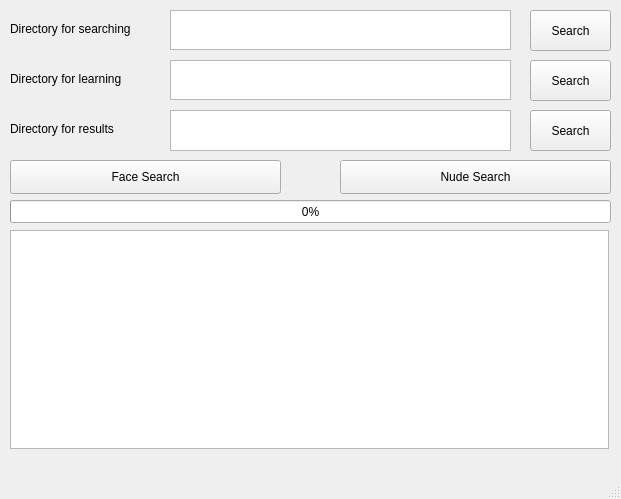
First picture: the form in Views/PAnalizerView.ui, repository AaronSoria/PAnalizer, before the edit.
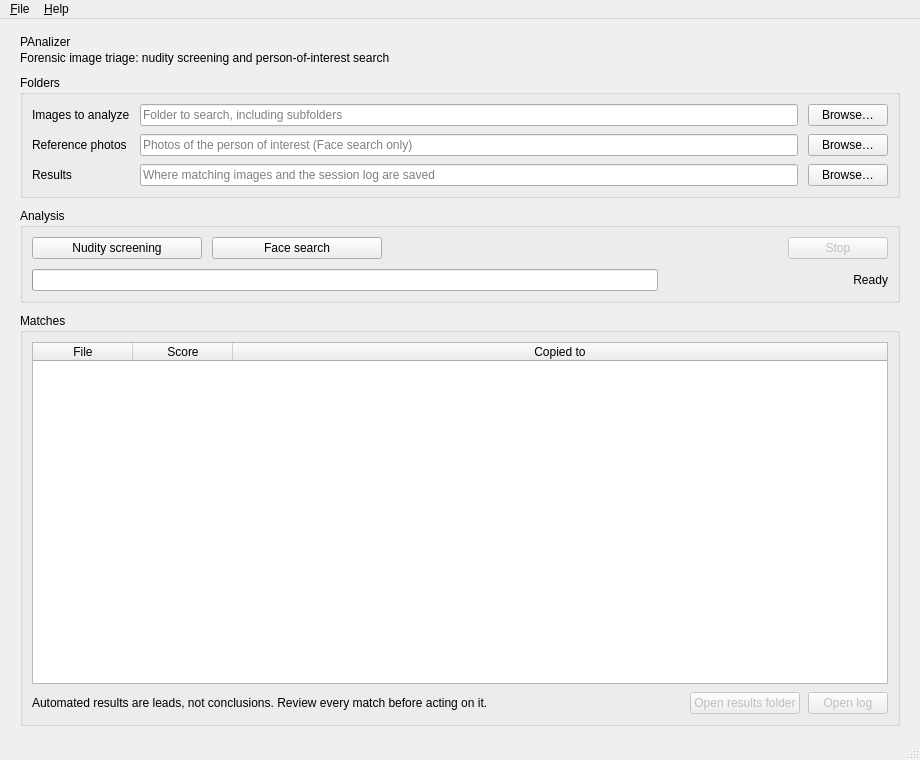
Second picture: the form after the edit.

Commit message: Redesign the main window

Patch:
```diff
--- a/Views/PAnalizerView.ui
+++ b/Views/PAnalizerView.ui
@@ -6,182 +6,375 @@
    <rect>
     <x>0</x>
     <y>0</y>
-    <width>621</width>
-    <height>499</height>
+    <width>920</width>
+    <height>760</height>
    </rect>
   </property>
+  <property name="minimumSize">
+   <size>
+    <width>720</width>
+    <height>560</height>
+   </size>
+  </property>
   <property name="windowTitle">
    <string>MainWindow</string>
   </property>
   <widget class="QWidget" name="centralwidget">
-   <widget class="QWidget" name="gridLayoutWidget">
-    <property name="geometry">
-     <rect>
-      <x>0</x>
-      <y>0</y>
-      <width>2</width>
-      <height>2</height>
-     </rect>
+   <layout class="QVBoxLayout" name="mainLayout" stretch="0,0,0,1">
+    <property name="spacing">
+     <number>10</number>
     </property>
-    <layout class="QGridLayout" name="gridLayout"/>
-   </widget>
-   <widget class="QPlainTextEdit" name="DirectorySearch">
-    <property name="geometry">
-     <rect>
-      <x>170</x>
-      <y>10</y>
-      <width>341</width>
-      <height>40</height>
-     </rect>
+    <property name="leftMargin">
+     <number>20</number>
     </property>
-   </widget>
-   <widget class="QPlainTextEdit" name="DirectoryLearn">
-    <property name="geometry">
-     <rect>
-      <x>170</x>
-      <y>60</y>
-      <width>341</width>
-      <height>40</height>
-     </rect>
+    <property name="topMargin">
+     <number>16</number>
     </property>
-   </widget>
-   <widget class="QPushButton" name="SearchDirectoryButton">
-    <property name="geometry">
-     <rect>
-      <x>530</x>
-      <y>10</y>
-      <width>81</width>
-      <height>41</height>
-     </rect>
+    <property name="rightMargin">
+     <number>20</number>
     </property>
-    <property name="text">
-     <string>Search</string>
+    <property name="bottomMargin">
+     <number>12</number>
     </property>
-   </widget>
-   <widget class="QPushButton" name="SearchLearnButton">
-    <property name="geometry">
-     <rect>
-      <x>530</x>
-      <y>60</y>
-      <width>81</width>
-      <height>41</height>
-     </rect>
+    <item>
+     <layout class="QVBoxLayout" name="headerLayout">
+      <property name="spacing">
+       <number>2</number>
+      </property>
+      <item>
+       <widget class="QLabel" name="titleLabel">
+        <property name="text">
+         <string>PAnalizer</string>
+        </property>
+       </widget>
+      </item>
+      <item>
+       <widget class="QLabel" name="subtitleLabel">
+        <property name="text">
+         <string>Forensic image triage: nudity screening and person-of-interest search</string>
+        </property>
+       </widget>
+      </item>
+     </layout>
+    </item>
+    <item>
+     <widget class="QGroupBox" name="foldersGroup">
+      <property name="title">
+       <string>Folders</string>
+      </property>
+      <layout class="QGridLayout" name="foldersLayout">
+       <property name="horizontalSpacing">
+        <number>10</number>
+       </property>
+       <property name="verticalSpacing">
+        <number>8</number>
+       </property>
+       <item row="0" column="0">
+        <widget class="QLabel" name="searchLabel">
+         <property name="text">
+          <string>Images to analyze</string>
+         </property>
+         <property name="buddy">
+          <cstring>DirectorySearch</cstring>
+         </property>
+        </widget>
+       </item>
+       <item row="0" column="1">
+        <widget class="QLineEdit" name="DirectorySearch">
+         <property name="placeholderText">
+          <string>Folder to search, including subfolders</string>
+         </property>
+        </widget>
+       </item>
+       <item row="0" column="2">
+        <widget class="QPushButton" name="SearchDirectoryButton">
+         <property name="text">
+          <string>Browse…</string>
+         </property>
+        </widget>
+       </item>
+       <item row="1" column="0">
+        <widget class="QLabel" name="learnLabel">
+         <property name="text">
+          <string>Reference photos</string>
+         </property>
+         <property name="buddy">
+          <cstring>DirectoryLearn</cstring>
+         </property>
+        </widget>
+       </item>
+       <item row="1" column="1">
+        <widget class="QLineEdit" name="DirectoryLearn">
+         <property name="placeholderText">
+          <string>Photos of the person of interest (Face search only)</string>
+         </property>
+        </widget>
+       </item>
+       <item row="1" column="2">
+        <widget class="QPushButton" name="SearchLearnButton">
+         <property name="text">
+          <string>Browse…</string>
+         </property>
+        </widget>
+       </item>
+       <item row="2" column="0">
+        <widget class="QLabel" name="resultLabel">
+         <property name="text">
+          <string>Results</string>
+         </property>
+         <property name="buddy">
+          <cstring>DirectoryResult</cstring>
+         </property>
+        </widget>
+       </item>
+       <item row="2" column="1">
+        <widget class="QLineEdit" name="DirectoryResult">
+         <property name="placeholderText">
+          <string>Where matching images and the session log are saved</string>
+         </property>
+        </widget>
+       </item>
+       <item row="2" column="2">
+        <widget class="QPushButton" name="SearchResultButton">
+         <property name="text">
+          <string>Browse…</string>
+         </property>
+        </widget>
+       </item>
+      </layout>
+     </widget>
+    </item>
+    <item>
+     <widget class="QGroupBox" name="analysisGroup">
+      <property name="title">
+       <string>Analysis</string>
+      </property>
+      <layout class="QVBoxLayout" name="analysisLayout">
+       <property name="spacing">
+        <number>10</number>
+       </property>
+       <item>
+        <layout class="QHBoxLayout" name="actionsLayout">
+         <property name="spacing">
+          <number>10</number>
+         </property>
+         <item>
+          <widget class="QPushButton" name="NudeSearchButton">
+           <property name="sizePolicy">
+            <sizepolicy hsizetype="Fixed" vsizetype="Fixed">
+             <horstretch>0</horstretch>
+             <verstretch>0</verstretch>
+            </sizepolicy>
+           </property>
+           <property name="minimumSize">
+            <size>
+             <width>170</width>
+             <height>0</height>
+            </size>
+           </property>
+           <property name="text">
+            <string>Nudity screening</string>
+           </property>
+          </widget>
+         </item>
+         <item>
+          <widget class="QPushButton" name="FaceSearchButton">
+           <property name="sizePolicy">
+            <sizepolicy hsizetype="Fixed" vsizetype="Fixed">
+             <horstretch>0</horstretch>
+             <verstretch>0</verstretch>
+            </sizepolicy>
+           </property>
+           <property name="minimumSize">
+            <size>
+             <width>170</width>
+             <height>0</height>
+            </size>
+           </property>
+           <property name="text">
+            <string>Face search</string>
+           </property>
+          </widget>
+         </item>
+         <item>
+          <spacer name="actionsSpacer">
+           <property name="orientation">
+            <enum>Qt::Horizontal</enum>
+           </property>
+           <property name="sizeHint" stdset="0">
+            <size>
+             <width>40</width>
+             <height>20</height>
+            </size>
+           </property>
+          </spacer>
+         </item>
+         <item>
+          <widget class="QPushButton" name="StopButton">
+           <property name="sizePolicy">
+            <sizepolicy hsizetype="Fixed" vsizetype="Fixed">
+             <horstretch>0</horstretch>
+             <verstretch>0</verstretch>
+            </sizepolicy>
+           </property>
+           <property name="minimumSize">
+            <size>
+             <width>100</width>
+             <height>0</height>
+            </size>
+           </property>
+           <property name="enabled">
+            <bool>false</bool>
+           </property>
+           <property name="text">
+            <string>Stop</string>
+           </property>
+          </widget>
+         </item>
+        </layout>
+       </item>
+       <item>
+        <layout class="QHBoxLayout" name="progressLayout">
+         <property name="spacing">
+          <number>10</number>
+         </property>
+         <item>
+          <widget class="QProgressBar" name="progressBar">
+           <property name="value">
+            <number>0</number>
+           </property>
+           <property name="textVisible">
+            <bool>false</bool>
+           </property>
+          </widget>
+         </item>
+         <item>
+          <widget class="QLabel" name="progressLabel">
+           <property name="minimumSize">
+            <size>
+             <width>220</width>
+             <height>0</height>
+            </size>
+           </property>
+           <property name="text">
+            <string>Ready</string>
+           </property>
+           <property name="alignment">
+            <set>Qt::AlignRight|Qt::AlignVCenter</set>
+           </property>
+          </widget>
+         </item>
+        </layout>
+       </item>
+      </layout>
+     </widget>
+    </item>
+    <item>
+     <widget class="QGroupBox" name="resultsGroup">
+      <property name="title">
+       <string>Matches</string>
+      </property>
+      <layout class="QVBoxLayout" name="resultsLayout">
+       <property name="spacing">
+        <number>8</number>
+       </property>
+       <item>
+        <widget class="QTableWidget" name="ResultsTable">
+         <property name="editTriggers">
+          <set>QAbstractItemView::NoEditTriggers</set>
+         </property>
+         <property name="alternatingRowColors">
+          <bool>true</bool>
+         </property>
+         <property name="selectionBehavior">
+          <enum>QAbstractItemView::SelectRows</enum>
+         </property>
+         <property name="showGrid">
+          <bool>false</bool>
+         </property>
+         <property name="wordWrap">
+          <bool>false</bool>
+         </property>
+         <attribute name="verticalHeaderVisible">
+          <bool>false</bool>
+         </attribute>
+         <attribute name="horizontalHeaderStretchLastSection">
+          <bool>true</bool>
+         </attribute>
+         <column>
+          <property name="text">
+           <string>File</string>
+          </property>
+         </column>
+         <column>
+          <property name="text">
+           <string>Score</string>
+          </property>
+         </column>
+         <column>
+          <property name="text">
+           <string>Copied to</string>
+          </property>
+         </column>
+        </widget>
+       </item>
+       <item>
+        <layout class="QHBoxLayout" name="resultsButtonsLayout" stretch="1,0,0">
+         <item>
+          <widget class="QLabel" name="noticeLabel">
+           <property name="text">
+            <string>Automated results are leads, not conclusions. Review every match before acting on it.</string>
+           </property>
+           <property name="wordWrap">
+            <bool>true</bool>
+           </property>
+          </widget>
+         </item>
+         <item>
+          <widget class="QPushButton" name="OpenResultsButton">
+           <property name="enabled">
+            <bool>false</bool>
+           </property>
+           <property name="text">
+            <string>Open results folder</string>
+           </property>
+          </widget>
+         </item>
+         <item>
+          <widget class="QPushButton" name="OpenLogButton">
+           <property name="enabled">
+            <bool>false</bool>
+           </property>
+           <property name="text">
+            <string>Open log</string>
+           </property>
+          </widget>
+         </item>
+        </layout>
+       </item>
+      </layout>
+     </widget>
+    </item>
+   </layout>
+  </widget>
+  <widget class="QMenuBar" name="menubar">
+   <widget class="QMenu" name="menuFile">
+    <property name="title">
+     <string>&amp;File</string>
     </property>
-    <property name="text">
-     <string>Search</string>
-    </property>
+    <addaction name="actionOpenResults"/>
+    <addaction name="actionOpenLog"/>
+    <addaction name="separator"/>
+    <addaction name="actionQuit"/>
    </widget>
-   <widget class="QPushButton" name="FaceSearchButton">
-    <property name="geometry">
-     <rect>
-      <x>10</x>
-      <y>160</y>
-      <width>271</width>
-      <height>34</height>
-     </rect>
+   <widget class="QMenu" name="menuHelp">
+    <property name="title">
+     <string>&amp;Help</string>
     </property>
-    <property name="text">
-     <string>Face Search</string>
-    </property>
+    <addaction name="actionAbout"/>
    </widget>
-   <widget class="QProgressBar" name="progressBar">
-    <property name="geometry">
-     <rect>
-      <x>10</x>
-      <y>200</y>
-      <width>601</width>
-      <height>23</height>
-     </rect>
-    </property>
-    <property name="value">
-     <number>0</number>
-    </property>
-   </widget>
-   <widget class="QLabel" name="label">
-    <property name="geometry">
-     <rect>
-      <x>10</x>
-      <y>20</y>
-      <width>151</width>
-      <height>18</height>
-     </rect>
-    </property>
-    <property name="text">
-     <string>Directory for searching</string>
-    </property>
-   </widget>
-   <widget class="QLabel" name="label_2">
-    <property name="geometry">
-     <rect>
-      <x>10</x>
-      <y>70</y>
-      <width>151</width>
-      <height>18</height>
-     </rect>
-    </property>
-    <property name="text">
-     <string>Directory for learning</string>
-    </property>
-   </widget>
-   <widget class="QPushButton" name="NudeSearchButton">
-    <property name="geometry">
-     <rect>
-      <x>340</x>
-      <y>160</y>
-      <width>271</width>
-      <height>34</height>
-     </rect>
-    </property>
-    <property name="text">
-     <string>Nude Search</string>
-    </property>
-   </widget>
-   <widget class="QLabel" name="label_3">
-    <property name="geometry">
-     <rect>
-      <x>10</x>
-      <y>120</y>
-      <width>161</width>
-      <height>18</height>
-     </rect>
-    </property>
-    <property name="text">
-     <string>Directory for results</string>
-    </property>
-   </widget>
-   <widget class="QTextEdit" name="DirectoryResult">
-    <property name="geometry">
-     <rect>
-      <x>170</x>
-      <y>110</y>
-      <width>341</width>
-      <height>41</height>
-     </rect>
-    </property>
-   </widget>
-   <widget class="QPushButton" name="SearchResultButton">
-    <property name="geometry">
-     <rect>
-      <x>530</x>
-      <y>110</y>
-      <width>81</width>
-      <height>41</height>
-     </rect>
-    </property>
-    <property name="text">
-     <string>Search</string>
-    </property>
-   </widget>
-   <widget class="QPlainTextEdit" name="ShowResultText">
-    <property name="geometry">
-     <rect>
-      <x>10</x>
-      <y>230</y>
-      <width>599</width>
-      <height>219</height>
-     </rect>
-    </property>
-   </widget>
+   <addaction name="menuFile"/>
+   <addaction name="menuHelp"/>
   </widget>
   <widget class="QStatusBar" name="statusbar"/>
   <action name="actionConfiguracion">
```
Left out of the diff: 44 changed lines with no effect on the pictures. The commit also changes 6 other files.
